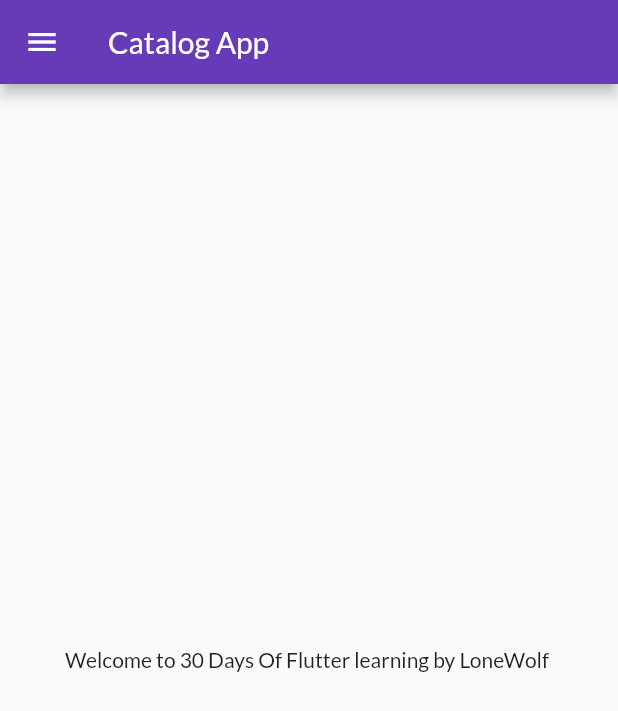
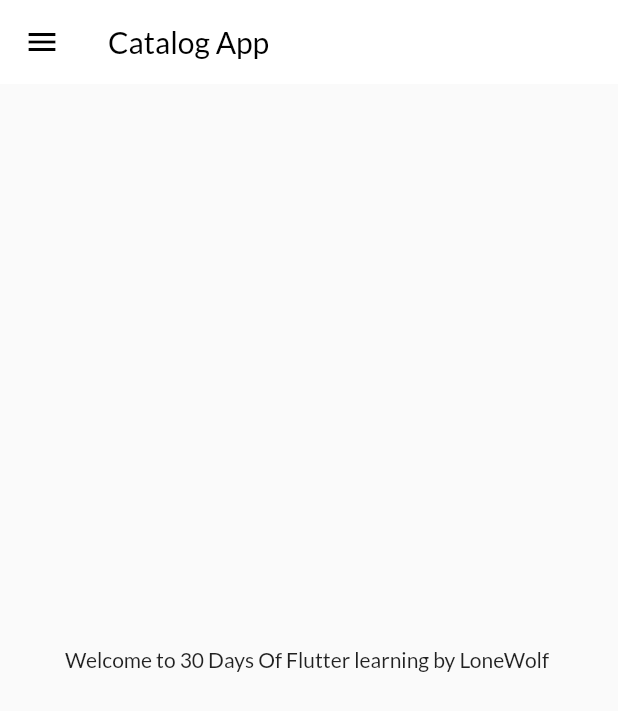
Before and after one commit to yashlondhe90960/30DaysOfFlutter, a Flutter app: the screen it shows after launch, on a phone screen of 412 x 824 dp. Shown: the top 711 px of the screen. Run offline on Flutter 3.47's test engine with Material 2 defaults, Android fonts, the phone set to English and light mode, and no system bars; our stand-ins replace google_fonts.

Commit message:
Theme extracted

```diff
--- a/lib/pages/home_page.dart
+++ b/lib/pages/home_page.dart
@@ -12,12 +12,19 @@ class HomePage extends StatelessWidget {
   Widget build(BuildContext context) {
     return Scaffold(
       appBar: AppBar(
-        title: const Text("Catalog App"),
+        backgroundColor: Colors.white,
+        elevation: 0.0,
+        iconTheme: IconThemeData(color: Colors.black),
+
+        title: const Text(
+          "Catalog App",
+          style: TextStyle(color: Colors.black),
+        ),
       ),
       body: Center(
         child: Text("Welcome to $days Days Of Flutter learning by $name "),
       ),
-      drawer:  MyDrawer(),
+      drawer: MyDrawer(),
     );
   }
 }
```
